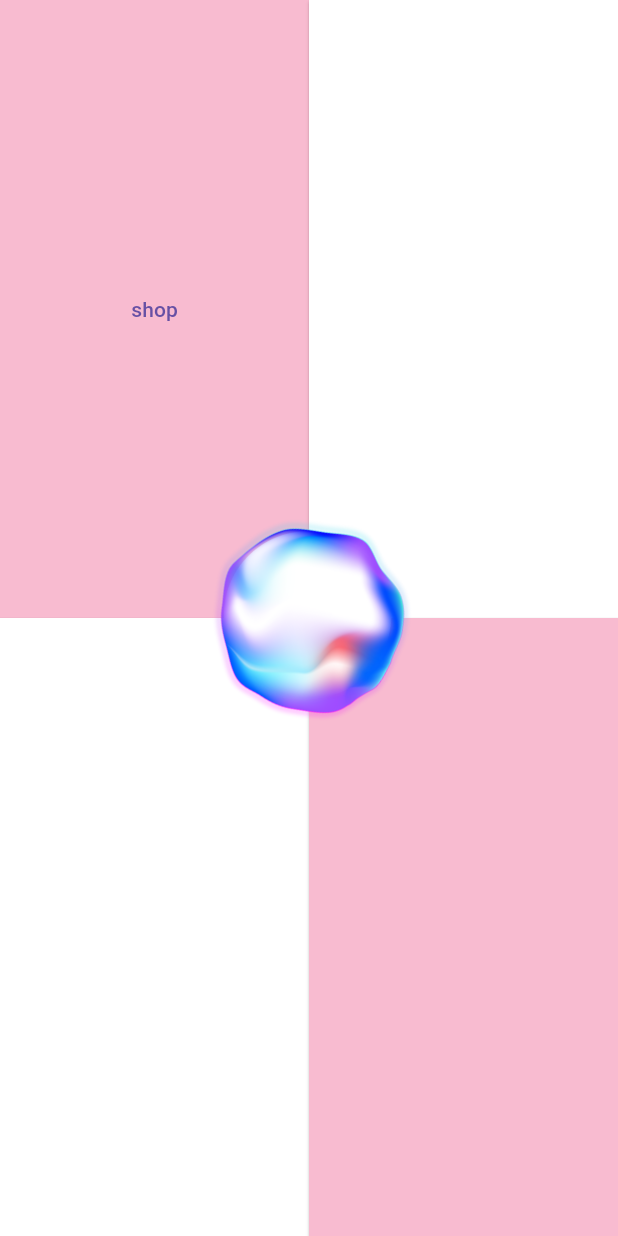
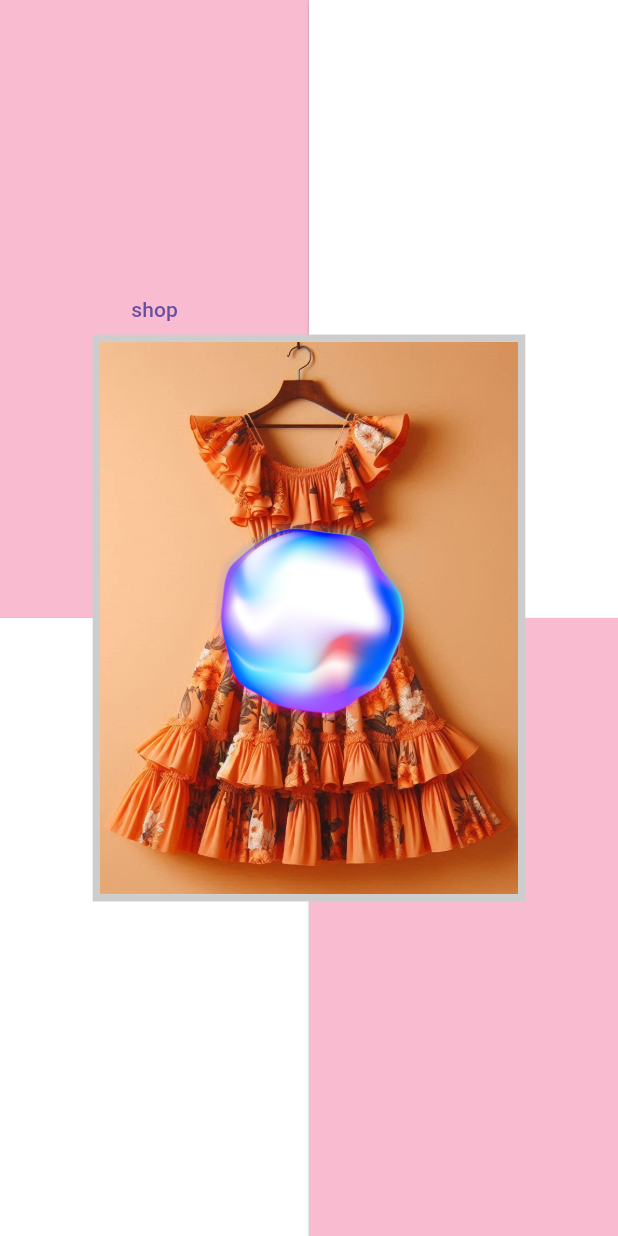
Before and after one commit to disara7/shopsense_app, a Flutter app: the Shop screen opened directly, on a phone screen of 412 x 824 dp. Run offline on Flutter 3.47's test engine with Material 3 defaults, Android fonts, the phone set to English and light mode, and no system bars; our stand-ins replace flutter_tts, speech_to_text.

Commit message:
added image to shop

```diff
--- a/lib/guide.dart
+++ b/lib/guide.dart
@@ -110,7 +110,7 @@ class _GuideState extends State<Guide> with SingleTickerProviderStateMixin {
                   child: ElevatedButton(
                     onPressed: () {
                       speakSentence(
-                          "Here is a complete guide on how to use ShopSense.");
+                          "Here is a complete guide on how to use ShopSense. The screen will be divided into ");
                     },
                     style: ElevatedButton.styleFrom(
                       padding: const EdgeInsets.all(20.0),
--- a/lib/main.dart
+++ b/lib/main.dart
@@ -22,7 +22,9 @@ class MyApp extends StatelessWidget {
 
         // You can define other properties of the theme here
       ),
-      home: SplashScreen(),
+      home: Shop(
+        title: '',
+      ),
       // Use SplashScreen as the home
     );
   }
--- a/lib/shop.dart
+++ b/lib/shop.dart
@@ -19,7 +19,7 @@ class _ShopState extends State<Shop> with SingleTickerProviderStateMixin {
   @override
   void initState() {
     super.initState();
-    Future.delayed(const Duration(seconds: 10), () {
+    Future.delayed(const Duration(seconds: 30), () {
       speakSentence(
           'Great! Here\'s what I found for you that matches what you just described! The first dress is an orange floral knee-length dress with a frilly skirt. If you want more details about this, tap on the top right corner of the screen. Or, if you want to hear about the next dress, tap on the bottom right corner of the screen.');
     });
@@ -149,6 +149,24 @@ class _ShopState extends State<Shop> with SingleTickerProviderStateMixin {
           ),
           Positioned.fill(
             child: Center(
+              child: Transform.scale(
+                scale: 0.7, // Adjust the scale factor as needed
+                child: Container(
+                  decoration: BoxDecoration(
+                    border: Border.all(
+                      color: const Color.fromARGB(255, 205, 205, 205),
+                      width: 7.0, // Adjust the border width as needed
+                    ),
+                  ),
+                  child: Image.asset(
+                    'assets/images/dress01.jpeg',
+                  ),
+                ),
+              ),
+            ),
+          ),
+          Positioned.fill(
+            child: Center(
               child: RotationTransition(
                 turns: _animation,
                 child: Image.asset(
```
Also changed, not shown: assets/images/dress01.jpeg (added).
